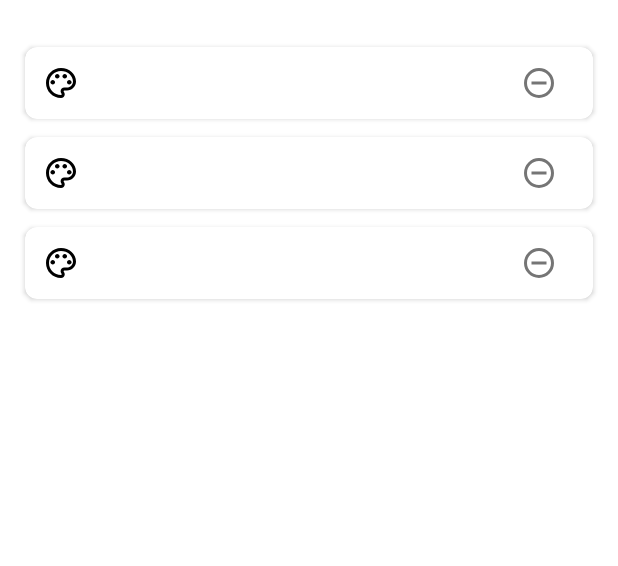
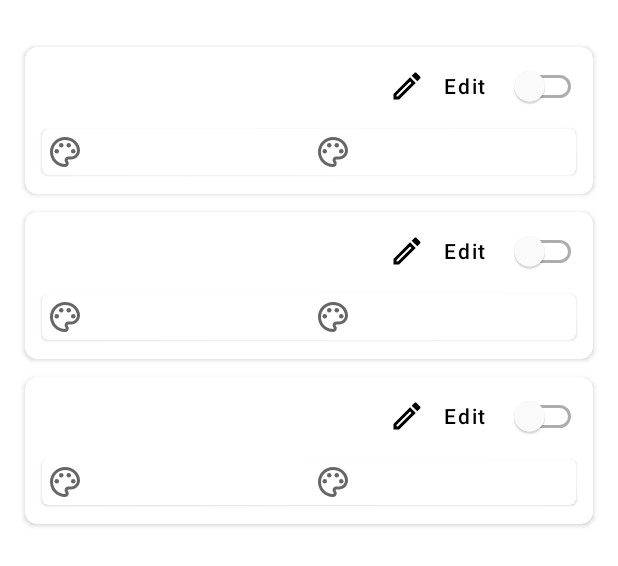
Before and after one commit to Akilesh-T/ACC, an Android app: the layout home_fragment.xml on its own in the app's theme, with its tools: preview values and no code run, on a phone screen of 412 x 824 dp. Shown: the top 566 px of the screen. Run offline under Robolectric (Android 15) with nearby library versions, the phone set to English and light mode, and no system bars; network calls fail.

Commit message:
Update home screen layout

```diff
--- a/app/src/main/java/app/akilesh/qacc/App.kt
+++ b/app/src/main/java/app/akilesh/qacc/App.kt
@@ -19,10 +19,10 @@ class App: Application() {
     override fun onCreate() {
         super.onCreate()
         WhatTheStack(this).init()
+        setContext(this)
         val sharedPreferences = PreferenceManager.getDefaultSharedPreferences(this)
         val theme = sharedPreferences.getString("themePref", AppUtils.default)
         AppUtils.applyTheme(theme)
-        setContext(this)
     }
 
 }
--- a/app/src/main/java/app/akilesh/qacc/ui/adapter/AccentListAdapter.kt
+++ b/app/src/main/java/app/akilesh/qacc/ui/adapter/AccentListAdapter.kt
@@ -1,25 +1,27 @@
 package app.akilesh.qacc.ui.adapter
 
 import android.content.Context
+import android.content.res.ColorStateList
 import android.graphics.Color
 import android.os.Build.VERSION.SDK_INT
 import android.os.Build.VERSION_CODES.Q
 import android.view.LayoutInflater
 import android.view.View
 import android.view.ViewGroup
-import androidx.appcompat.widget.AppCompatImageView
+import androidx.core.graphics.ColorUtils
 import androidx.recyclerview.widget.RecyclerView
 import app.akilesh.qacc.R
 import app.akilesh.qacc.model.Accent
 import app.akilesh.qacc.utils.AppUtils.getColorAccent
+import com.google.android.material.button.MaterialButton
 import com.google.android.material.card.MaterialCardView
-import com.google.android.material.checkbox.MaterialCheckBox
+import com.google.android.material.switchmaterial.SwitchMaterial
 import com.google.android.material.textview.MaterialTextView
 import com.topjohnwu.superuser.Shell
 
 class AccentListAdapter internal constructor(
     private val context: Context,
-    val onLongClick: (Accent) -> Unit
+    val edit: (Accent) -> Unit
 ): RecyclerView.Adapter<AccentListAdapter.AccentViewHolder>() {
     private val inflater: LayoutInflater = LayoutInflater.from(context)
     private var accents = mutableListOf<Accent>()
@@ -27,13 +29,15 @@ class AccentListAdapter internal constructor(
 
     inner class AccentViewHolder(itemView: View): RecyclerView.ViewHolder(itemView) {
         val card: MaterialCardView = itemView.findViewById(R.id.cardView)
-        val name: MaterialTextView = itemView.findViewById(R.id.name)
-        val color: AppCompatImageView = itemView.findViewById(R.id.color)
-        val box: MaterialCheckBox = itemView.findViewById(R.id.enable_or_disable_accent)
+        val name: MaterialTextView = itemView.findViewById(R.id.color_name)
+        val switchMaterial: SwitchMaterial = itemView.findViewById(R.id.enable_disable_accent)
+        val lightAccent: MaterialTextView = itemView.findViewById(R.id.light_accent)
+        val darkAccent: MaterialTextView = itemView.findViewById(R.id.dark_accent)
+        val edit: MaterialButton = itemView.findViewById(R.id.edit)
     }
 
     override fun onCreateViewHolder(parent: ViewGroup, viewType: Int): AccentViewHolder {
-        val itemView = inflater.inflate(R.layout.recyclerview_item, parent, false)
+        val itemView = inflater.inflate(R.layout.recyclerview_item_accents, parent, false)
         return AccentViewHolder(itemView)
     }
 
@@ -41,30 +45,39 @@ class AccentListAdapter internal constructor(
 
         val current = accents[position]
         val colorLight = Color.parseColor(current.colorLight)
-        var text = current.name + " - " + current.colorLight
-        holder.card.setOnLongClickListener {
-            onLongClick(current)
-            return@setOnLongClickListener true
+        val colorDark = Color.parseColor(current.colorDark)
+        holder.edit.apply {
+            rippleColor = ColorStateList.valueOf(colorLight)
+            setOnClickListener {
+                edit(current)
+            }
         }
 
-        if (current.colorDark.isNotBlank() && current.colorDark != current.colorLight) text +=  " & " + current.colorDark
-        holder.name.text = text
-        holder.color.setColorFilter(colorLight)
-
+        holder.name.text = current.name
+        holder.lightAccent.text = current.colorLight
+        holder.lightAccent.compoundDrawableTintList = ColorStateList.valueOf(colorLight)
+        if (current.colorDark.isNotBlank() && current.colorDark != current.colorLight) {
+            holder.darkAccent.text = current.colorDark
+            holder.darkAccent.compoundDrawableTintList = ColorStateList.valueOf(colorDark)
+        }
+        else {
+            holder.darkAccent.visibility = View.GONE
+        }
 
         if (isOverlayInstalled(current.pkgName)) {
 
             if (isOverlayEnabled(current.pkgName)) {
-                holder.box.isChecked = true
                 val accentColor = context.getColorAccent()
-                holder.color.setColorFilter(accentColor)
-                holder.card.strokeWidth = 3
-                holder.card.strokeColor = accentColor
+                holder.switchMaterial.apply {
+                    isChecked = true
+                    thumbTintList = ColorStateList.valueOf(accentColor)
+                    trackTintList =
+                        ColorStateList.valueOf(ColorUtils.setAlphaComponent(accentColor, 150))
+                }
+            }
+            else holder.switchMaterial.isChecked = false
 
-            }
-            else holder.box.isChecked = false
-
-            holder.box.setOnCheckedChangeListener { _, isChecked ->
+            holder.switchMaterial.setOnCheckedChangeListener { _, isChecked ->
                 if (isChecked) {
                     accents.forEach {
                         Shell.su("cmd overlay disable ${it.pkgName}").exec()
@@ -81,9 +94,12 @@ class AccentListAdapter internal constructor(
             }
         }
         else {
-            holder.box.hint = "Not installed"
-            holder.box.isClickable = false
-            holder.box.buttonDrawable = null
+            holder.switchMaterial.apply {
+                hint = "Not installed"
+                isClickable = false
+                thumbDrawable = null
+                trackDrawable = null
+            }
         }
     }
 
--- a/app/src/main/java/app/akilesh/qacc/ui/fragments/HomeFragment.kt
+++ b/app/src/main/java/app/akilesh/qacc/ui/fragments/HomeFragment.kt
@@ -86,7 +86,12 @@ class HomeFragment: Fragment() {
            inDB.addAll(accents.map { it.pkgName })
 
         if (installedAccents.isNotEmpty())
-            installed.addAll(installedAccents.map { it.substringAfterLast('=') })
+            installed.addAll(
+                if (SDK_INT < P)
+                    installedAccents.map { it.substringAfterLast('=') }
+                else
+                    installedAccents.map { prefix+it.removeSuffix(".apk") }
+            )
 
         val missingAccents = installed.subtract(inDB)
         if (missingAccents.isNotEmpty()) {
--- a/app/src/main/java/app/akilesh/qacc/utils/AppUtils.kt
+++ b/app/src/main/java/app/akilesh/qacc/utils/AppUtils.kt
@@ -114,9 +114,10 @@ object AppUtils {
         }
     }
 
-    val installedAccents: MutableList<String> = Shell.su(
+    val installedAccents: MutableList<String> = if (SDK_INT < P) Shell.su(
         "pm list packages -f $prefix | sed s/package://"
     ).exec().out
+    else Shell.su("ls -1 $overlayPath").exec().out
 
     fun setPreview(binding: ColorPickerFragmentBinding, accentColor: Int) {
 
--- a/app/src/main/res/drawable/ic_palette_24dp.xml
+++ b/app/src/main/res/drawable/ic_palette_24dp.xml
@@ -1,23 +1,22 @@
-<?xml version="1.0" encoding="utf-8"?>
 <vector xmlns:android="http://schemas.android.com/apk/res/android"
-    android:width="24dp"
-    android:height="24dp"
-    android:viewportWidth="24"
-    android:viewportHeight="24">
-
+        android:width="24dp"
+        android:height="24dp"
+        android:viewportWidth="24.0"
+        android:viewportHeight="24.0"
+        android:tint="?attr/colorControlNormal">
     <path
-        android:fillColor="?colorOnBackground"
-        android:pathData="M12 22C6.49 22 2 17.51 2 12S6.49 2 12 2s10 4.04 10 9c0 3.31-2.69 6-6 6h-1.77c-0.28 0-0.5 0.22 -0.5 0.5 0 0.12 0.05 0.23 0.13 0.33 0.41 0.47 0.64 1.06 0.64 1.67 0 1.38-1.12 2.5-2.5 2.5zm0-18c-4.41 0-8 3.59-8 8s3.59 8 8 8c0.28 0 0.5-0.22 0.5 -0.5 0-0.16-0.08-0.28-0.14-0.35-0.41-0.46-0.63-1.05-0.63-1.65 0-1.38 1.12-2.5 2.5-2.5H16c2.21 0 4-1.79 4-4 0-3.86-3.59-7-8-7z" />
+        android:fillColor="@android:color/white"
+        android:pathData="M12,22C6.49,22 2,17.51 2,12S6.49,2 12,2s10,4.04 10,9c0,3.31 -2.69,6 -6,6h-1.77c-0.28,0 -0.5,0.22 -0.5,0.5 0,0.12 0.05,0.23 0.13,0.33 0.41,0.47 0.64,1.06 0.64,1.67 0,1.38 -1.12,2.5 -2.5,2.5zM12,4c-4.41,0 -8,3.59 -8,8s3.59,8 8,8c0.28,0 0.5,-0.22 0.5,-0.5 0,-0.16 -0.08,-0.28 -0.14,-0.35 -0.41,-0.46 -0.63,-1.05 -0.63,-1.65 0,-1.38 1.12,-2.5 2.5,-2.5L16,15c2.21,0 4,-1.79 4,-4 0,-3.86 -3.59,-7 -8,-7z"/>
     <path
-        android:fillColor="?colorOnBackground"
-        android:pathData="M 6.5 10 C 7.32842712475 10 8 10.6715728753 8 11.5 C 8 12.3284271247 7.32842712475 13 6.5 13 C 5.67157287525 13 5 12.3284271247 5 11.5 C 5 10.6715728753 5.67157287525 10 6.5 10 Z" />
+        android:fillColor="@android:color/white"
+        android:pathData="M6.5,11.5m-1.5,0a1.5,1.5 0,1 1,3 0a1.5,1.5 0,1 1,-3 0"/>
     <path
-        android:fillColor="?colorOnBackground"
-        android:pathData="M 9.5 6 C 10.3284271247 6 11 6.67157287525 11 7.5 C 11 8.32842712475 10.3284271247 9 9.5 9 C 8.67157287525 9 8 8.32842712475 8 7.5 C 8 6.67157287525 8.67157287525 6 9.5 6 Z" />
+        android:fillColor="@android:color/white"
+        android:pathData="M9.5,7.5m-1.5,0a1.5,1.5 0,1 1,3 0a1.5,1.5 0,1 1,-3 0"/>
     <path
-        android:fillColor="?colorOnBackground"
-        android:pathData="M 14.5 6 C 15.3284271247 6 16 6.67157287525 16 7.5 C 16 8.32842712475 15.3284271247 9 14.5 9 C 13.6715728753 9 13 8.32842712475 13 7.5 C 13 6.67157287525 13.6715728753 6 14.5 6 Z" />
+        android:fillColor="@android:color/white"
+        android:pathData="M14.5,7.5m-1.5,0a1.5,1.5 0,1 1,3 0a1.5,1.5 0,1 1,-3 0"/>
     <path
-        android:fillColor="?colorOnBackground"
-        android:pathData="M 17.5 10 C 18.3284271247 10 19 10.6715728753 19 11.5 C 19 12.3284271247 18.3284271247 13 17.5 13 C 16.6715728753 13 16 12.3284271247 16 11.5 C 16 10.6715728753 16.6715728753 10 17.5 10 Z" />
+        android:fillColor="@android:color/white"
+        android:pathData="M17.5,11.5m-1.5,0a1.5,1.5 0,1 1,3 0a1.5,1.5 0,1 1,-3 0"/>
 </vector>
--- /dev/null
+++ b/app/src/main/res/drawable/switch_track_material.xml
@@ -0,0 +1,12 @@
+<?xml version="1.0" encoding="utf-8"?>
+<layer-list
+  xmlns:android="http://schemas.android.com/apk/res/android">
+    <item android:gravity="fill_horizontal|center">
+        <shape android:shape="rectangle">
+            <size android:height="15.0dip" android:width="5.0dip" />
+            <corners android:radius="30.0dip" />
+            <solid android:color="@android:color/transparent" />
+            <stroke android:width="2.0dip" android:color="@null" />
+        </shape>
+    </item>
+</layer-list>
--- a/app/src/main/res/layout/home_fragment.xml
+++ b/app/src/main/res/layout/home_fragment.xml
@@ -5,7 +5,7 @@
     android:layout_width="match_parent"
     android:layout_height="wrap_content"
     android:id="@+id/recycler_view"
-    tools:listitem="@layout/recyclerview_item"
+    tools:listitem="@layout/recyclerview_item_accents"
     android:layout_marginStart="12dp"
     android:layout_marginEnd="12dp"
     android:layout_marginTop="25dp"
--- a/app/src/main/res/layout/recyclerview_item.xml
+++ /dev/null
@@ -1,51 +0,0 @@
-<?xml version="1.0" encoding="utf-8"?>
-<androidx.appcompat.widget.LinearLayoutCompat xmlns:android="http://schemas.android.com/apk/res/android"
-    android:layout_width="match_parent"
-    android:layout_height="wrap_content"
-    xmlns:app="http://schemas.android.com/apk/res-auto"
-    android:orientation="horizontal">
-
-    <com.google.android.material.card.MaterialCardView
-        android:id="@+id/cardView"
-        android:layout_width="match_parent"
-        android:layout_height="wrap_content"
-        app:cardElevation="2dp"
-        app:cardCornerRadius="8dp"
-        app:cardUseCompatPadding="true">
-
-        <androidx.appcompat.widget.LinearLayoutCompat
-            android:gravity="center"
-            android:orientation="horizontal"
-            android:paddingStart="12dp"
-            android:paddingEnd="12dp"
-            android:layout_width="match_parent"
-            android:layout_height="wrap_content">
-
-            <androidx.appcompat.widget.AppCompatImageView
-                android:id="@+id/color"
-                android:layout_width="wrap_content"
-                android:layout_height="wrap_content"
-                app:srcCompat="@drawable/ic_palette_24dp"/>
-
-            <com.google.android.material.textview.MaterialTextView
-                android:id="@+id/name"
-                android:textIsSelectable="false"
-                android:layout_width="wrap_content"
-                android:layout_height="wrap_content"
-                android:paddingStart="8dp"
-                android:paddingEnd="8dp"
-                app:autoSizeTextType="uniform"
-                android:layout_weight="1" />
-
-            <com.google.android.material.checkbox.MaterialCheckBox
-                android:layout_width="wrap_content"
-                android:layout_height="wrap_content"
-                android:id="@+id/enable_or_disable_accent"
-                android:button="@drawable/ic_check_circle" />
-
-
-        </androidx.appcompat.widget.LinearLayoutCompat>
-
-    </com.google.android.material.card.MaterialCardView>
-
-</androidx.appcompat.widget.LinearLayoutCompat>
--- /dev/null
+++ b/app/src/main/res/layout/recyclerview_item_accents.xml
@@ -0,0 +1,130 @@
+<?xml version="1.0" encoding="utf-8"?>
+<androidx.appcompat.widget.LinearLayoutCompat
+    xmlns:android="http://schemas.android.com/apk/res/android"
+    android:layout_width="match_parent"
+    android:layout_height="wrap_content"
+    xmlns:app="http://schemas.android.com/apk/res-auto"
+    xmlns:tools="http://schemas.android.com/tools"
+    android:orientation="horizontal"
+    >
+
+    <com.google.android.material.card.MaterialCardView
+        android:id="@+id/cardView"
+        android:layout_width="match_parent"
+        android:layout_height="wrap_content"
+        app:cardElevation="2dp"
+        app:cardCornerRadius="8dp"
+        app:cardUseCompatPadding="true">
+
+        <androidx.constraintlayout.widget.ConstraintLayout
+            android:layout_width="match_parent"
+            android:layout_height="wrap_content"
+            android:padding="8dp"
+            tools:layout_gravity="center">
+
+            <com.google.android.material.textview.MaterialTextView
+                android:id="@+id/color_name"
+                android:layout_width="0dp"
+                android:layout_height="wrap_content"
+                app:layout_constraintTop_toTopOf="parent"
+                app:layout_constraintStart_toStartOf="parent"
+                app:layout_constraintEnd_toStartOf="@+id/spacer"
+                android:layout_marginStart="8dp"
+                android:layout_marginTop="8dp"
+                android:maxLines="1"
+                android:ellipsize="end"
+                style="@style/TextAppearance.MaterialComponents.Subtitle2"
+                />
+
+            <Space
+                android:id="@+id/spacer"
+                android:layout_width="wrap_content"
+                android:layout_height="wrap_content"
+                app:layout_constraintTop_toTopOf="@id/color_name"
+                app:layout_constraintBottom_toBottomOf="@id/color_name"
+                app:layout_constraintStart_toEndOf="@id/color_name"
+                app:layout_constraintEnd_toStartOf="@id/top_barrier" />
+
+            <androidx.constraintlayout.widget.Barrier
+                android:id="@+id/top_barrier"
+                android:layout_width="wrap_content"
+                android:layout_height="wrap_content"
+                app:constraint_referenced_ids="edit"
+                app:barrierDirection="start" />
+
+            <com.google.android.material.button.MaterialButton
+                android:id="@+id/edit"
+                android:layout_width="0dp"
+                android:layout_height="wrap_content"
+                app:layout_constraintTop_toTopOf="@id/color_name"
+                app:layout_constraintBottom_toBottomOf="@id/color_name"
+                app:layout_constraintEnd_toStartOf="@+id/enable_disable_accent"
+                style="@style/Widget.MaterialComponents.Button.TextButton.Icon"
+                android:textAllCaps="false"
+                android:text="@string/edit"
+                app:iconTint="?colorOnSurface"
+                android:textColor="?colorOnSurface"
+                app:icon="@drawable/ic_outline_edit" />
+
+            <com.google.android.material.switchmaterial.SwitchMaterial
+                android:id="@+id/enable_disable_accent"
+                android:layout_width="0dp"
+                android:layout_height="wrap_content"
+                app:layout_constraintEnd_toEndOf="parent"
+                app:layout_constraintTop_toTopOf="@id/color_name"
+                app:layout_constraintBottom_toBottomOf="@id/color_name"
+                app:showText="false"
+                app:track="@drawable/switch_track_material"
+                app:splitTrack="false"
+                />
+
+            <androidx.constraintlayout.widget.Barrier
+                android:id="@+id/barrier"
+                android:layout_width="wrap_content"
+                android:layout_height="wrap_content"
+                app:constraint_referenced_ids="color_name, enable_disable_accent"
+                app:barrierDirection="bottom" />
+
+            <com.google.android.material.card.MaterialCardView
+                android:layout_width="match_parent"
+                android:layout_height="wrap_content"
+                app:cardUseCompatPadding="true"
+                app:layout_constraintTop_toBottomOf="@+id/barrier" >
+
+                <androidx.constraintlayout.widget.ConstraintLayout
+                    android:layout_width="match_parent"
+                    android:layout_height="wrap_content"
+                    android:layout_margin="4dp"
+                    >
+
+                    <com.google.android.material.textview.MaterialTextView
+                        android:id="@+id/light_accent"
+                        android:layout_width="0dp"
+                        android:layout_height="wrap_content"
+                        app:layout_constraintTop_toTopOf="parent"
+                        app:layout_constraintStart_toStartOf="parent"
+                        app:layout_constraintEnd_toStartOf="@id/dark_accent"
+                        android:layout_marginEnd="8dp"
+                        android:drawableStart="@drawable/ic_palette_24dp"
+                        android:drawablePadding="8dp"
+                        />
+
+                    <com.google.android.material.textview.MaterialTextView
+                        android:id="@+id/dark_accent"
+                        android:layout_width="0dp"
+                        android:layout_height="wrap_content"
+                        app:layout_constraintTop_toTopOf="parent"
+                        app:layout_constraintEnd_toEndOf="parent"
+                        app:layout_constraintStart_toEndOf="@id/light_accent"
+                        android:drawableStart="@drawable/ic_palette_24dp"
+                        android:drawablePadding="8dp"
+                        />
+
+                </androidx.constraintlayout.widget.ConstraintLayout>
+            </com.google.android.material.card.MaterialCardView>
+
+        </androidx.constraintlayout.widget.ConstraintLayout>
+
+    </com.google.android.material.card.MaterialCardView>
+
+</androidx.appcompat.widget.LinearLayoutCompat>
--- a/app/src/main/res/values/strings.xml
+++ b/app/src/main/res/values/strings.xml
@@ -145,5 +145,6 @@
     <string name="dark_mode_set_by_battery_saver">Set by battery saver</string>
     <string name="dark_mode_system_default">System default</string>
     <string name="create_backup">Backup</string>
+    <string name="edit">Edit</string>
 
 </resources>
```
Also changed, not shown: 2 other files.
